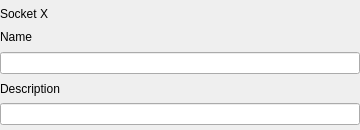
First picture: the form in sokketter-ui/sources/Qt/SocketEditForm.ui, repository morwy/sokketter, before the edit.
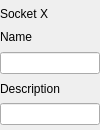
Second picture: the form after the edit.

Commit message: fix: changed minimal width

```diff
--- a/sokketter-ui/sources/Qt/SocketEditForm.ui
+++ b/sokketter-ui/sources/Qt/SocketEditForm.ui
@@ -6,13 +6,13 @@
    <rect>
     <x>0</x>
     <y>0</y>
-    <width>360</width>
+    <width>100</width>
     <height>130</height>
    </rect>
   </property>
   <property name="minimumSize">
    <size>
-    <width>360</width>
+    <width>100</width>
     <height>130</height>
    </size>
   </property>
```
